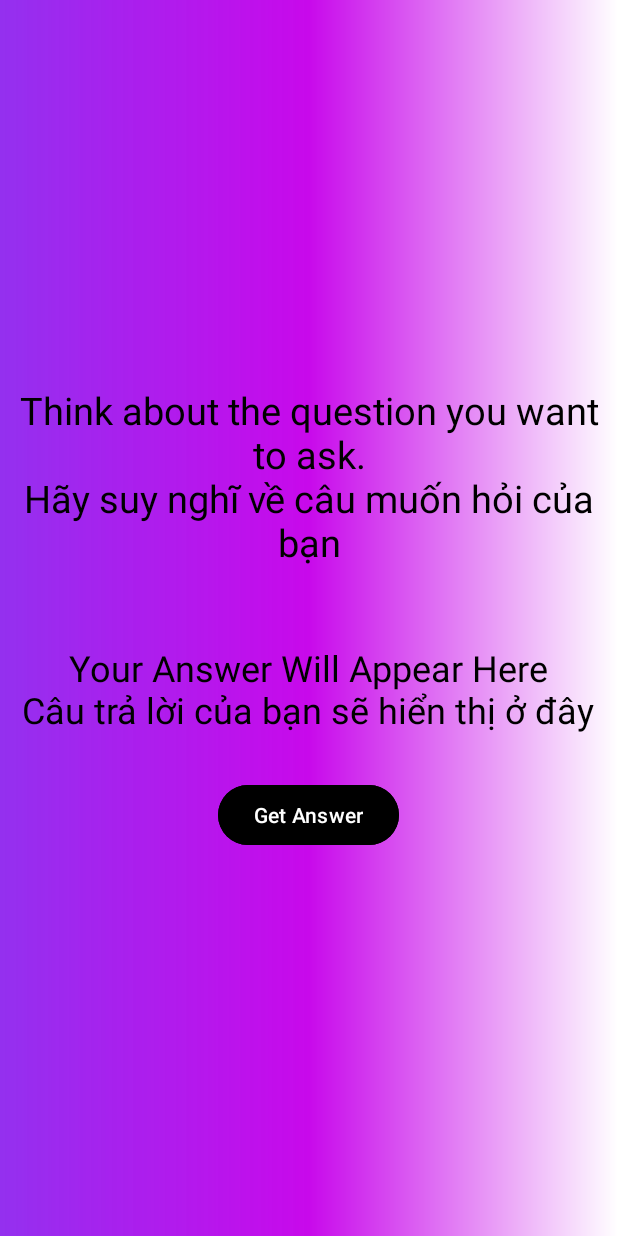
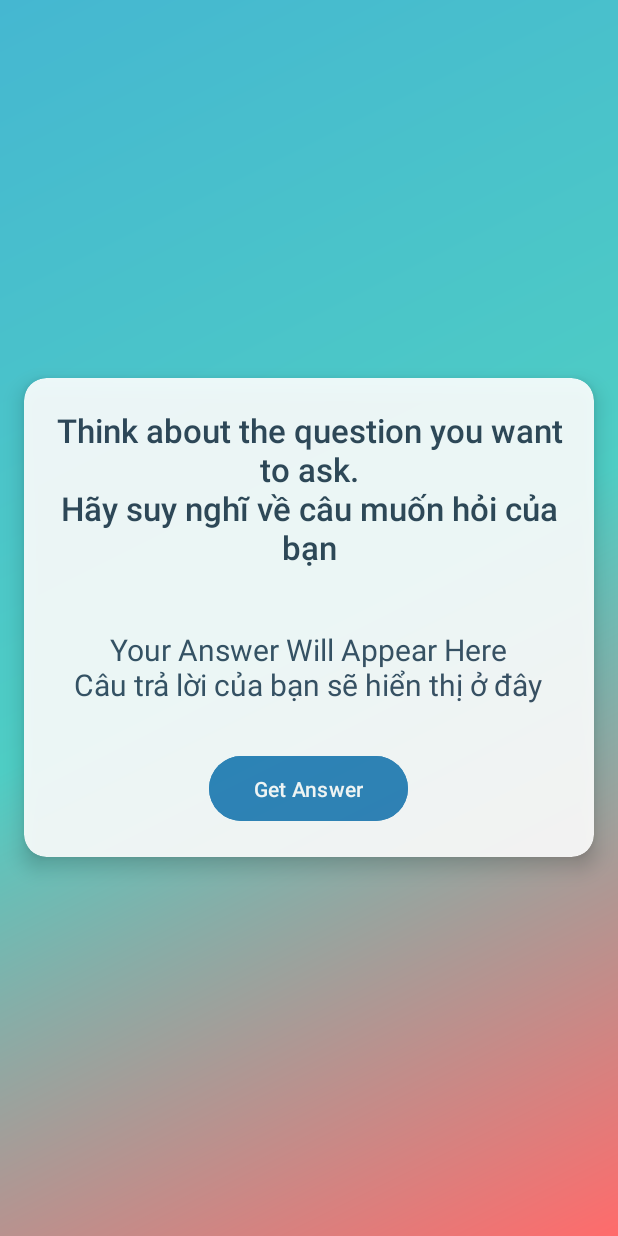
Before and after one commit to codenguvai/YourAnswers, an Android app: the screen it shows after launch (MainActivity), on a phone screen of 412 x 824 dp. Run offline under Robolectric (Android 15) with nearby library versions, the phone set to English and light mode, and no system bars.

Commit message:
update lai UI

```diff
--- a/app/src/main/res/drawable/background.xml
+++ b/app/src/main/res/drawable/background.xml
@@ -1,4 +1,9 @@
 <?xml version="1.0" encoding="utf-8"?>
 <shape xmlns:android="http://schemas.android.com/apk/res/android">
-<gradient android:startColor="#E28617ED" android:centerColor="#C809EB" android:endColor="@color/white"/>
+    <gradient
+        android:angle="135"
+        android:startColor="#FF6B6B"
+        android:centerColor="#4ECDC4"
+        android:endColor="#45B7D1"
+        android:type="linear" />
 </shape>
--- a/app/src/main/res/layout/activity_main.xml
+++ b/app/src/main/res/layout/activity_main.xml
@@ -8,33 +8,60 @@
     android:background="@drawable/background"
     android:gravity="center"
     android:orientation="vertical"
-    android:padding="16dp"
+    android:padding="24dp"
     tools:context=".MainActivity">
+
+    <androidx.cardview.widget.CardView
+        android:layout_width="match_parent"
+        android:layout_height="wrap_content"
+        android:layout_margin="16dp"
+        app:cardCornerRadius="15dp"
+        app:cardElevation="8dp"
+        android:alpha="0.9">
+
+        <LinearLayout
+            android:layout_width="match_parent"
+            android:layout_height="wrap_content"
+            android:orientation="vertical"
+            android:padding="20dp">
 
             <TextView
                 android:layout_width="wrap_content"
                 android:layout_height="wrap_content"
-        android:text="Think about the question you want to ask.\nHãy suy nghĩ về câu muốn hỏi của bạn"
+                android:text="Think about the question you want to ask.\nHãy suy nghĩ về câu muốn hỏi của bạn"
                 android:textAlignment="center"
-        android:textColor="@color/black"
-        android:textSize="25sp" />
+                android:layout_gravity="center"
+                android:textColor="#2C3E50"
+                android:textSize="22sp"
+                android:fontFamily="sans-serif-medium" />
 
             <TextView
                 android:id="@+id/txtanswer"
                 android:layout_width="wrap_content"
                 android:layout_height="wrap_content"
-        android:layout_marginTop="50dp"
-        android:text="Your Answer Will Appear Here\nCâu trả lời của bạn sẽ hiển thị ở đây"
+                android:layout_marginTop="40dp"
+                android:text="Your Answer Will Appear Here\nCâu trả lời của bạn sẽ hiển thị ở đây"
                 android:textAlignment="center"
-        android:textColor="@color/black"
-        android:textSize="24sp" />
+                android:layout_gravity="center"
+                android:textColor="#34495E"
+                android:textSize="20sp"
+                android:fontFamily="sans-serif" />
 
-    <Button
-        android:backgroundTint="#000000"
+            <com.google.android.material.button.MaterialButton
                 android:id="@+id/btnanswer"
-        android:textColor="@color/white"
                 android:layout_width="wrap_content"
                 android:layout_height="wrap_content"
                 android:layout_marginTop="30dp"
-        android:text="Get Answer" />
+                android:layout_gravity="center"
+                android:text="Get Answer"
+                android:textAllCaps="false"
+                android:paddingStart="30dp"
+                android:paddingEnd="30dp"
+                android:paddingTop="12dp"
+                android:paddingBottom="12dp"
+                app:cornerRadius="25dp"
+                android:backgroundTint="#2980B9"
+                android:textColor="@color/white" />
         </LinearLayout>
+    </androidx.cardview.widget.CardView>
+</LinearLayout>
```
Lines whose indentation alone changed are shown as unchanged.
